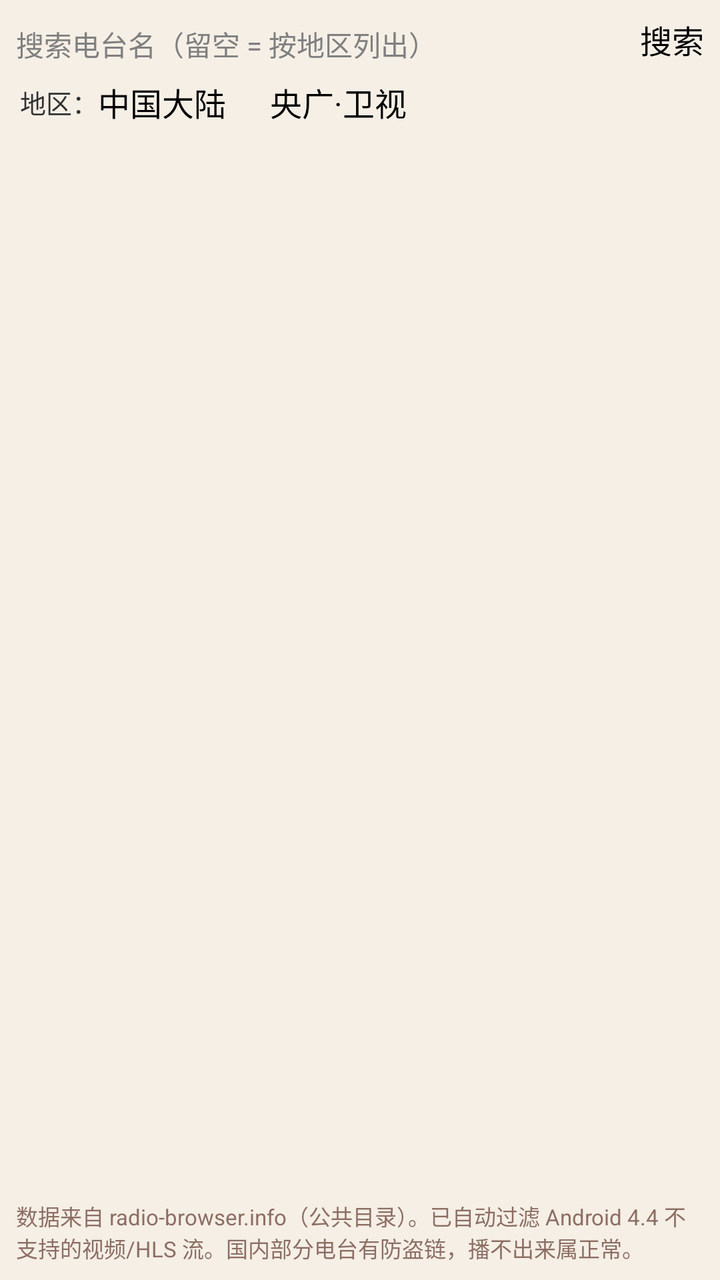
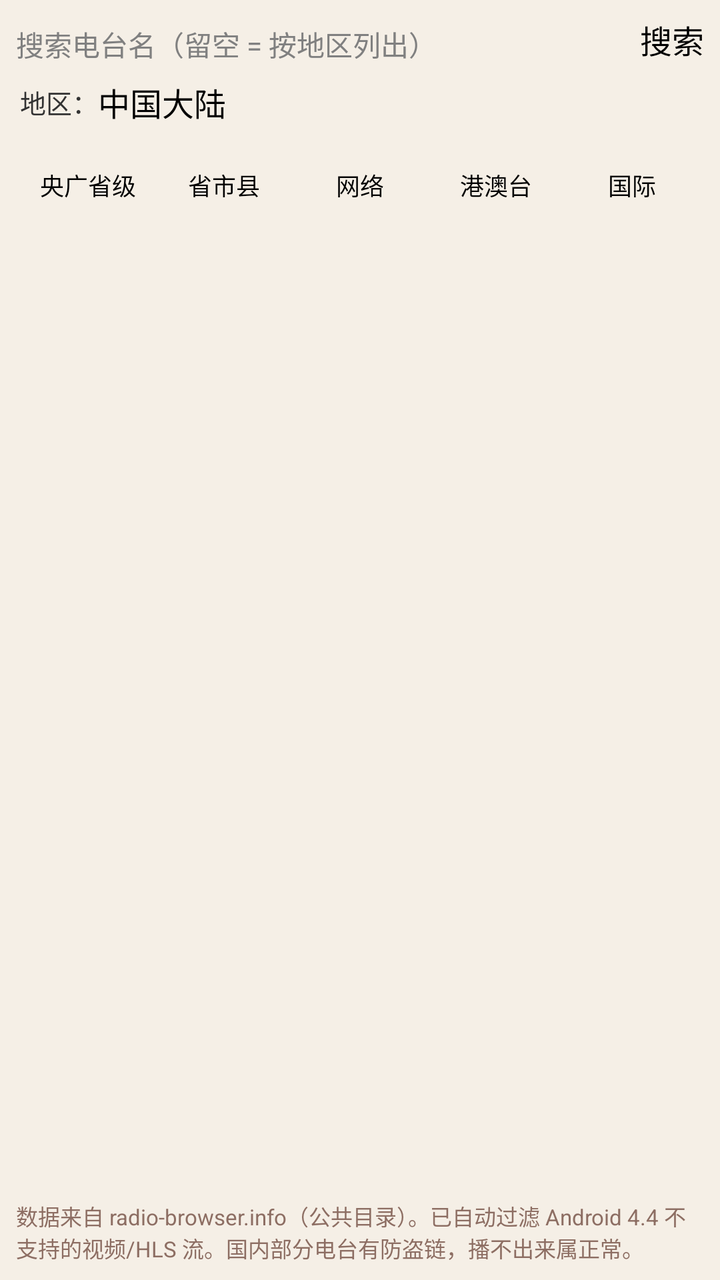

An Android layout rendered at two revisions. The XML below is the earlier revision; the diff shows what the commit changed to produce the second picture.
<!-- AndroidManifest.xml: application theme AppTheme -->
<!-- res/layout/activity_online.xml -->
<?xml version="1.0" encoding="utf-8"?>
<LinearLayout xmlns:android="http://schemas.android.com/apk/res/android"
    android:layout_width="match_parent"
    android:layout_height="match_parent"
    android:orientation="vertical"
    android:background="#F5EFE6">

    <LinearLayout
        android:layout_width="match_parent"
        android:layout_height="wrap_content"
        android:orientation="horizontal"
        android:padding="8dp">

        <EditText
            android:id="@+id/online_search"
            android:layout_width="0dp"
            android:layout_height="wrap_content"
            android:layout_weight="1"
            android:hint="搜索电台名（留空 = 按地区列出）"
            android:inputType="text"
            android:singleLine="true"
            android:textSize="14sp" />

        <Button
            android:id="@+id/online_btn"
            android:layout_width="wrap_content"
            android:layout_height="wrap_content"
            android:layout_marginLeft="6dp"
            android:text="搜索" />
    </LinearLayout>

    <LinearLayout
        android:layout_width="match_parent"
        android:layout_height="wrap_content"
        android:orientation="horizontal"
        android:paddingLeft="10dp"
        android:paddingRight="10dp"
        android:paddingBottom="6dp"
        android:gravity="center_vertical">

        <TextView
            android:layout_width="wrap_content"
            android:layout_height="wrap_content"
            android:text="地区："
            android:textSize="13sp" />

        <Button
            android:id="@+id/online_country"
            android:layout_width="wrap_content"
            android:layout_height="wrap_content"
            android:minWidth="80dp"
            android:text="中国大陆" />

        
        <Button
            android:id="@+id/online_a9"
            android:layout_width="wrap_content"
            android:layout_height="wrap_content"
            android:layout_marginLeft="6dp"
            android:text="央广·卫视" />

        <TextView
            android:id="@+id/online_hint"
            android:layout_width="0dp"
            android:layout_height="wrap_content"
            android:layout_weight="1"
            android:layout_marginLeft="8dp"
            android:textSize="12sp"
            android:textColor="#5D4037" />
    </LinearLayout>

    <ListView
        android:id="@+id/online_list"
        android:layout_width="match_parent"
        android:layout_height="0dp"
        android:layout_weight="1"
        android:divider="#D7CCC8"
        android:dividerHeight="1dp"
        android:cacheColorHint="#00000000" />

    <TextView
        android:layout_width="match_parent"
        android:layout_height="wrap_content"
        android:padding="8dp"
        android:textSize="11sp"
        android:textColor="#8D6E63"
        android:text="数据来自 radio-browser.info（公共目录）。已自动过滤 Android 4.4 不支持的视频/HLS 流。国内部分电台有防盗链，播不出来属正常。" />

</LinearLayout>
<!-- resources referenced by this layout -->
<resources>
  <style name="AppTheme" parent="@android:style/Theme.Holo.Light.DarkActionBar">
          <item name="android:windowBackground">@android:color/background_light</item>
      </style>
</resources>

<!-- the commit's change to res/layout/activity_online.xml (unified diff, before → after) -->
@@ -51,22 +51,32 @@
             android:minWidth="80dp"
             android:text="中国大陆" />
 
-        
-        <Button
-            android:id="@+id/online_a9"
-            android:layout_width="wrap_content"
-            android:layout_height="wrap_content"
-            android:layout_marginLeft="6dp"
-            android:text="央广·卫视" />
+    </LinearLayout>
 
-        <TextView
-            android:id="@+id/online_hint"
-            android:layout_width="0dp"
-            android:layout_height="wrap_content"
-            android:layout_weight="1"
-            android:layout_marginLeft="8dp"
-            android:textSize="12sp"
-            android:textColor="#5D4037" />
+    
+    <LinearLayout
+        android:layout_width="match_parent"
+        android:layout_height="wrap_content"
+        android:orientation="horizontal"
+        android:paddingLeft="10dp"
+        android:paddingRight="10dp"
+        android:paddingBottom="4dp">
+
+        <Button android:id="@+id/bi_central" style="?android:attr/borderlessButtonStyle"
+            android:layout_width="0dp" android:layout_weight="1" android:layout_height="wrap_content"
+            android:textSize="12sp" android:text="央广省级" />
+        <Button android:id="@+id/bi_local" style="?android:attr/borderlessButtonStyle"
+            android:layout_width="0dp" android:layout_weight="1" android:layout_height="wrap_content"
+            android:textSize="12sp" android:text="省市县" />
+        <Button android:id="@+id/bi_net" style="?android:attr/borderlessButtonStyle"
+            android:layout_width="0dp" android:layout_weight="1" android:layout_height="wrap_content"
+            android:textSize="12sp" android:text="网络" />
+        <Button android:id="@+id/bi_hmt" style="?android:attr/borderlessButtonStyle"
+            android:layout_width="0dp" android:layout_weight="1" android:layout_height="wrap_content"
+            android:textSize="12sp" android:text="港澳台" />
+        <Button android:id="@+id/bi_intl" style="?android:attr/borderlessButtonStyle"
+            android:layout_width="0dp" android:layout_weight="1" android:layout_height="wrap_content"
+            android:textSize="12sp" android:text="国际" />
     </LinearLayout>
 
     <ListView
